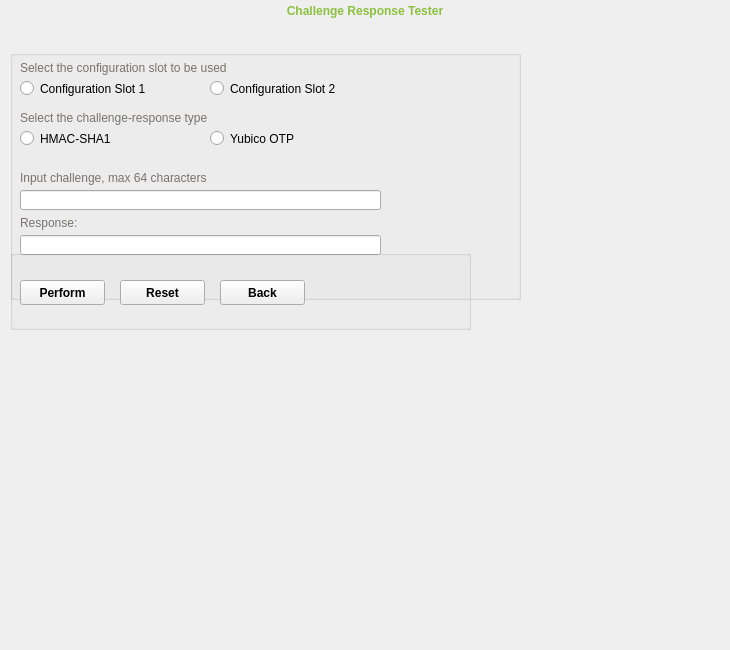
Above: src/ui/toolpage.ui from Yubico/yubikey-personalization-gui before the change. Below: the same form after it.
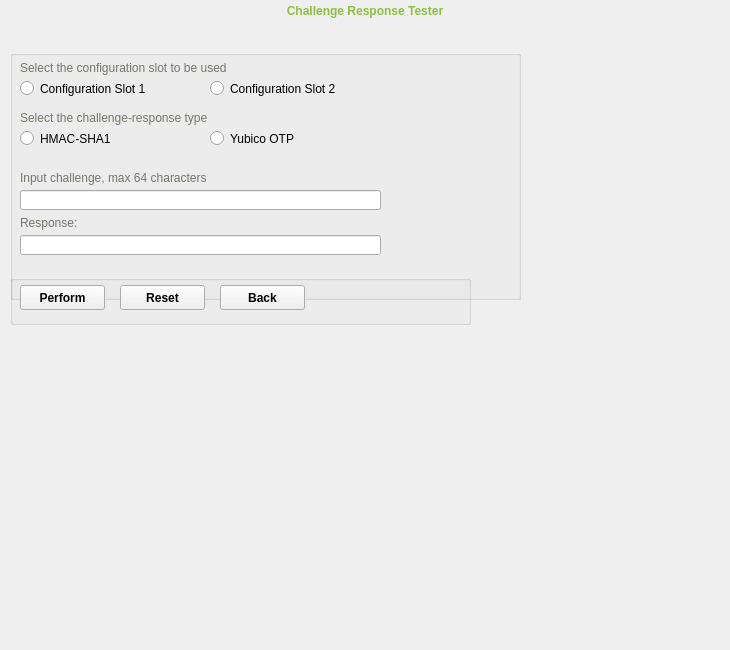
That is the form after the change. The open tabs and pages were chosen to show the change.

What changed in the file:
```diff
--- a/src/ui/toolpage.ui
+++ b/src/ui/toolpage.ui
@@ -879,9 +879,9 @@
     <property name="geometry">
      <rect>
       <x>10</x>
-      <y>250</y>
+      <y>275</y>
       <width>461</width>
-      <height>80</height>
+      <height>50</height>
      </rect>
     </property>
     <property name="styleSheet">
@@ -891,7 +891,7 @@
      <property name="geometry">
       <rect>
        <x>10</x>
-       <y>30</y>
+       <y>10</y>
        <width>85</width>
        <height>25</height>
       </rect>
@@ -904,7 +904,7 @@
      <property name="geometry">
       <rect>
        <x>210</x>
-       <y>30</y>
+       <y>10</y>
        <width>85</width>
        <height>25</height>
       </rect>
@@ -917,7 +917,7 @@
      <property name="geometry">
       <rect>
        <x>110</x>
-       <y>30</y>
+       <y>10</y>
        <width>85</width>
        <height>25</height>
       </rect>
```
Left out of the diff: 2 changed lines with no effect on the pictures.
